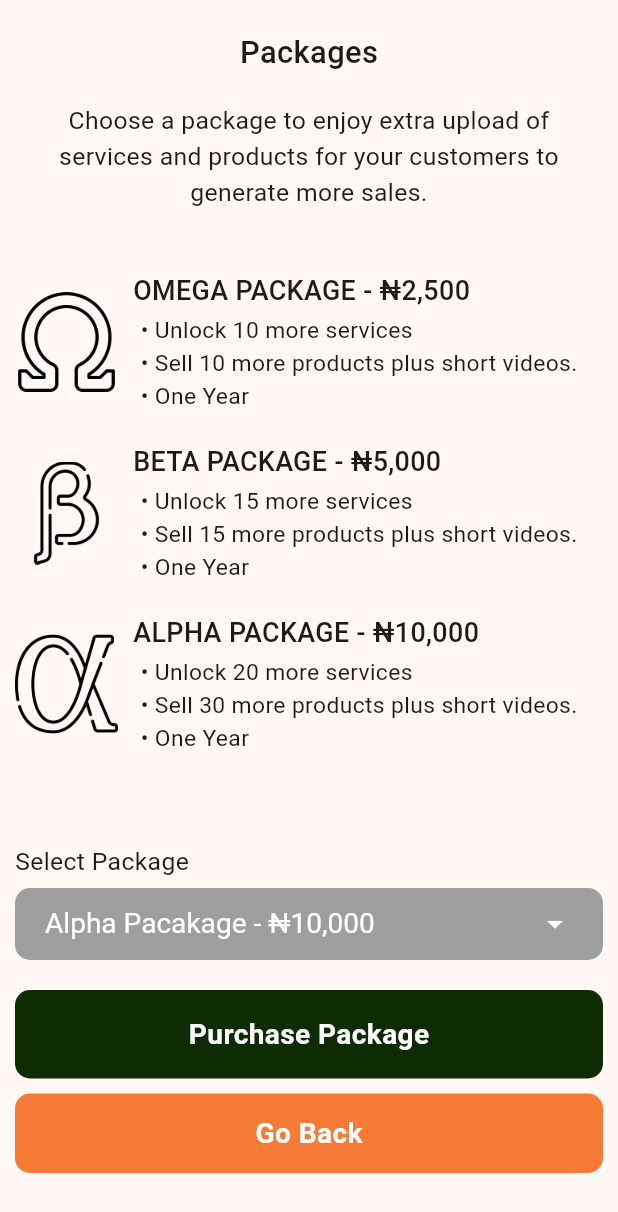
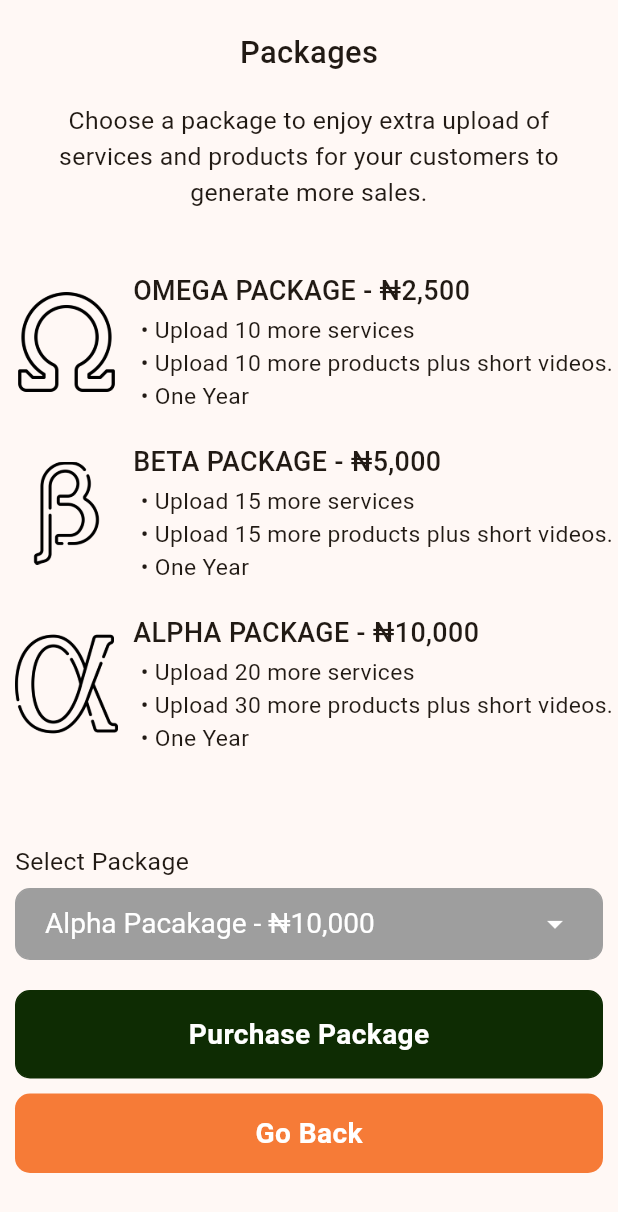
Before and after one commit to joboy-dev/vendorhive, a Flutter app: the BusinessPackage screen opened directly with empty values, on a phone screen of 412 x 824 dp. Shown: the top 1212 px of the screen. Run offline on Flutter 3.47's test engine with Material 3 defaults, Android fonts, the phone set to English and light mode, and no system bars; our stand-ins replace badges, dotted_border, file_picker, flutter_rating_bar, flutter_screenutil, flutter_spinkit and 5 more; missing offline and left inert: custom_searchable_dropdown, dart:ffi, flutter_inappwebview, pattern_formatter; accounts and stored records are empty.

Commit message:
started changes

```diff
--- a/lib/screens/businesspackage.dart
+++ b/lib/screens/businesspackage.dart
@@ -95,13 +95,13 @@ class _BusinessPackageState extends State<BusinessPackage> {
                           ),
                           Container(
                               margin: EdgeInsets.only(left: 5,top: 2),
-                              child: Text("\u2022 Unlock 10 more services",style: TextStyle(
+                              child: Text("\u2022 Upload 10 more services",style: TextStyle(
                                   fontSize: MediaQuery.of(context).size.width/27
                               ),)
                           ),
                           Container(
                               margin: EdgeInsets.only(left: 5),
-                              child: Text("\u2022 Sell 10 more products plus short videos.",style: TextStyle(
+                              child: Text("\u2022 Upload 10 more products plus short videos.",style: TextStyle(
                                   fontSize: MediaQuery.of(context).size.width/27
                               ),)
                           ),
@@ -142,13 +142,13 @@ class _BusinessPackageState extends State<BusinessPackage> {
                           ),
                           Container(
                               margin: EdgeInsets.only(left: 5,top: 2),
-                              child: Text("\u2022 Unlock 15 more services",style: TextStyle(
+                              child: Text("\u2022 Upload 15 more services",style: TextStyle(
                                   fontSize: MediaQuery.of(context).size.width/27
                               ),)
                           ),
                           Container(
                               margin: EdgeInsets.only(left: 5),
-                              child: Text("\u2022 Sell 15 more products plus short videos.",style: TextStyle(
+                              child: Text("\u2022 Upload 15 more products plus short videos.",style: TextStyle(
                                   fontSize: MediaQuery.of(context).size.width/27
                               ),)
                           ),
@@ -189,13 +189,13 @@ class _BusinessPackageState extends State<BusinessPackage> {
                           ),
                           Container(
                               margin: EdgeInsets.only(left: 5,top: 2),
-                              child: Text("\u2022 Unlock 20 more services",style: TextStyle(
+                              child: Text("\u2022 Upload 20 more services",style: TextStyle(
                                   fontSize: MediaQuery.of(context).size.width/27
                               ),)
                           ),
                           Container(
                               margin: EdgeInsets.only(left: 5),
-                              child: Text("\u2022 Sell 30 more products plus short videos.",style: TextStyle(
+                              child: Text("\u2022 Upload 30 more products plus short videos.",style: TextStyle(
                                   fontSize: MediaQuery.of(context).size.width/27
                               ),)
                           ),
--- a/lib/screens/contactsupport.dart
+++ b/lib/screens/contactsupport.dart
@@ -232,10 +232,10 @@ class _ContactSupportState extends State<ContactSupport> {
                               value: "Report Vendor"
                           ),
                           DropdownMenuItem(
-                            child: Text("Unsatified with Vendor service",style: TextStyle(
+                            child: Text("Unsatisfied with Vendor service",style: TextStyle(
                                 fontSize: MediaQuery.of(context).size.width/22
                             ),),
-                            value: "Unsatified with Vendor service",
+                            value: "Unsatisfied with Vendor service",
                           ),
                           DropdownMenuItem(
                             child: Text("Other",style: TextStyle(
--- a/pubspec.yaml
+++ b/pubspec.yaml
@@ -16,7 +16,7 @@ publish_to: 'none' # Remove this line if you wish to publish to pub.dev
 # https://developer.apple.com/library/archive/documentation/General/Reference/InfoPlistKeyReference/Articles/CoreFoundationKeys.html
 # In Windows, build-name is used as the major, minor, and patch parts
 # of the product and file versions while build-number is used as the build suffix.
-version: 1.0.6+6
+version: 1.0.8+8
 
 environment:
   sdk: '>=3.0.1 <4.0.0'
```
Also changed, not shown: lib/screens/vendorviewservice.dart (+21 -21 lines).
